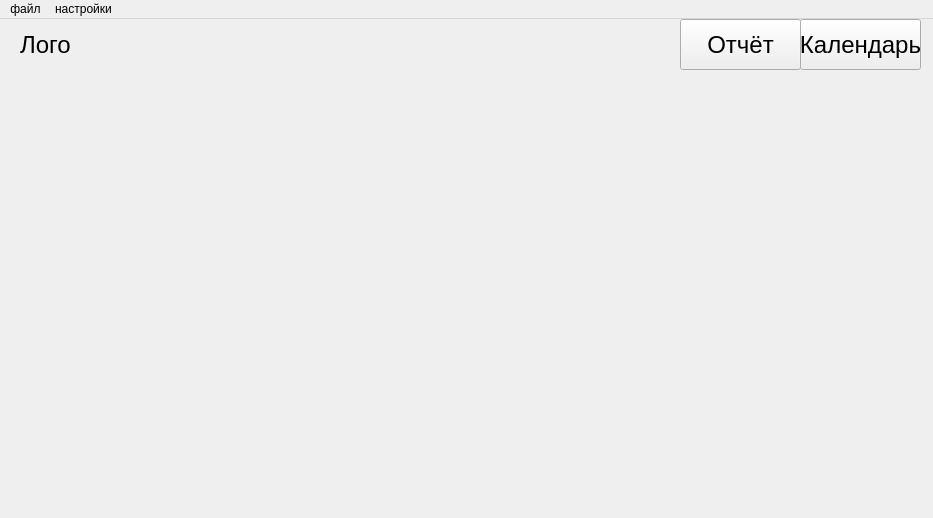
Above: MVVMTest/ver1_3/ui/uiTest/mainUI.ui from AKlivtsov/businessThing before the change. Below: the same form after it.
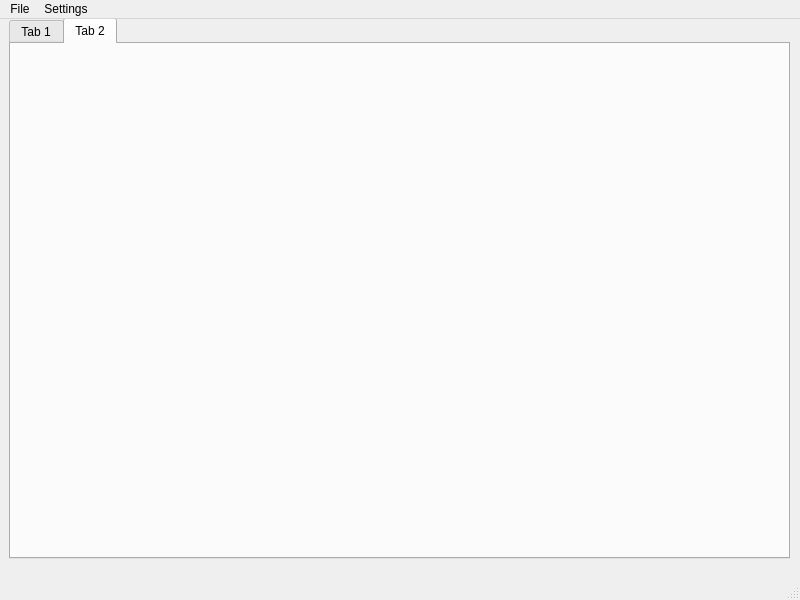
That is the form after the change.

```diff
--- a/MVVMTest/ver1_3/ui/uiTest/mainUI.ui
+++ b/MVVMTest/ver1_3/ui/uiTest/mainUI.ui
@@ -6,82 +6,36 @@
    <rect>
     <x>0</x>
     <y>0</y>
-    <width>933</width>
-    <height>518</height>
+    <width>800</width>
+    <height>600</height>
    </rect>
   </property>
   <property name="windowTitle">
    <string>MainWindow</string>
   </property>
   <widget class="QWidget" name="centralwidget">
-   <widget class="QPushButton" name="btn_report">
+   <widget class="QTabWidget" name="tb_main">
     <property name="geometry">
      <rect>
-      <x>680</x>
-      <y>0</y>
-      <width>121</width>
-      <height>51</height>
-     </rect>
-    </property>
-    <property name="font">
-     <font>
-      <pointsize>18</pointsize>
-     </font>
-    </property>
-    <property name="text">
-     <string>Отчёт</string>
-    </property>
-   </widget>
-   <widget class="QStackedWidget" name="sw_main">
-    <property name="geometry">
-     <rect>
-      <x>10</x>
-      <y>50</y>
-      <width>911</width>
-      <height>441</height>
+      <x>9</x>
+      <y>-1</y>
+      <width>781</width>
+      <height>541</height>
      </rect>
     </property>
     <property name="currentIndex">
      <number>0</number>
     </property>
-    <widget class="QWidget" name="p1"/>
-    <widget class="QWidget" name="p2"/>
-   </widget>
-   <widget class="QPushButton" name="btn_calendar">
-    <property name="geometry">
-     <rect>
-      <x>800</x>
-      <y>0</y>
-      <width>121</width>
-      <height>51</height>
-     </rect>
-    </property>
-    <property name="font">
-     <font>
-      <pointsize>18</pointsize>
-     </font>
-    </property>
-    <property name="text">
-     <string>Календарь</string>
-    </property>
-   </widget>
-   <widget class="QLabel" name="lbl_logo">
-    <property name="geometry">
-     <rect>
-      <x>20</x>
-      <y>10</y>
-      <width>71</width>
-      <height>31</height>
-     </rect>
-    </property>
-    <property name="font">
-     <font>
-      <pointsize>18</pointsize>
-     </font>
-    </property>
-    <property name="text">
-     <string>Лого</string>
-    </property>
+    <widget class="QWidget" name="tb_report">
+     <attribute name="title">
+      <string>Tab 1</string>
+     </attribute>
+    </widget>
+    <widget class="QWidget" name="tb_calendar">
+     <attribute name="title">
+      <string>Tab 2</string>
+     </attribute>
+    </widget>
    </widget>
   </widget>
   <widget class="QMenuBar" name="menubar">
@@ -89,23 +43,24 @@
     <rect>
      <x>0</x>
      <y>0</y>
-     <width>933</width>
+     <width>800</width>
      <height>24</height>
     </rect>
    </property>
    <widget class="QMenu" name="m_file">
     <property name="title">
-     <string>файл</string>
+     <string>File</string>
     </property>
    </widget>
    <widget class="QMenu" name="m_settings">
     <property name="title">
-     <string>настройки</string>
+     <string>Settings</string>
     </property>
    </widget>
    <addaction name="m_file"/>
    <addaction name="m_settings"/>
   </widget>
+  <widget class="QStatusBar" name="statusbar"/>
  </widget>
  <resources/>
  <connections/>
```
Left out of the diff: 2 changed lines with no effect on the pictures.
